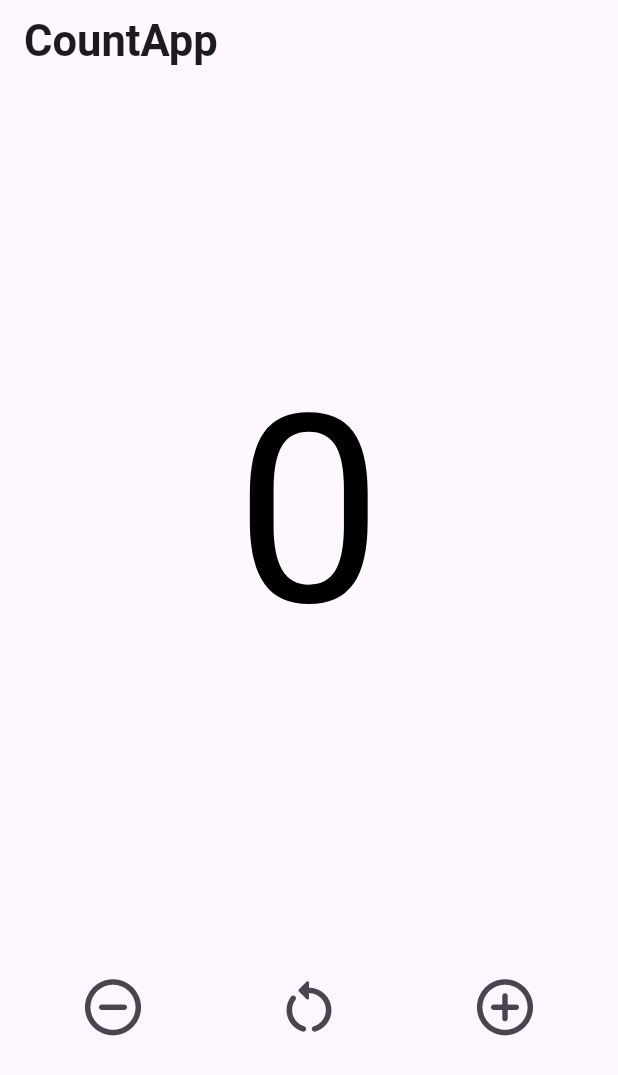
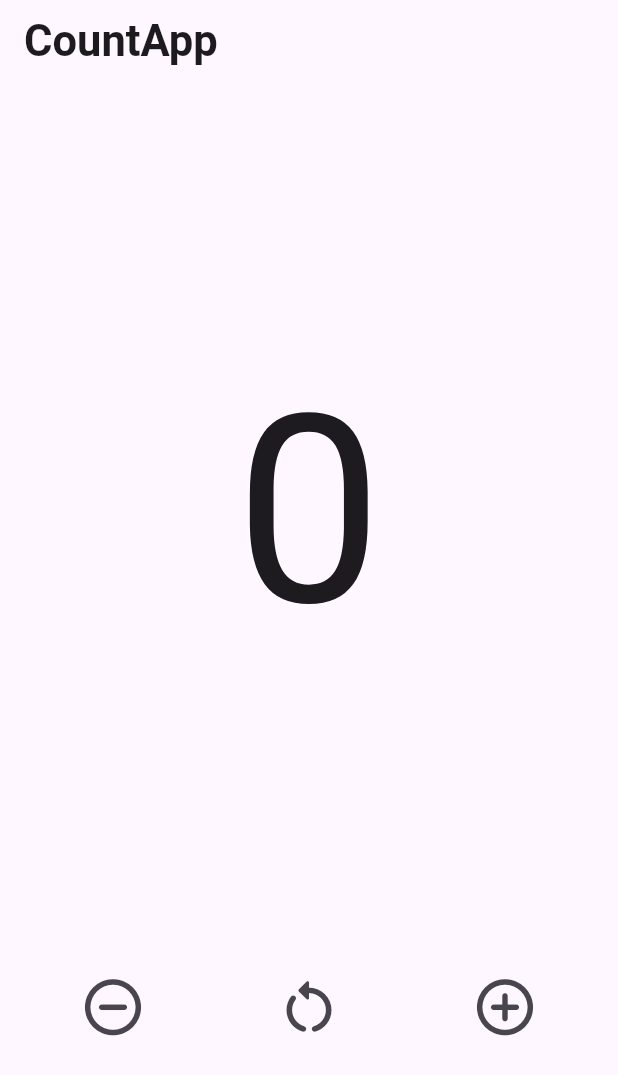
Before and after one commit to YashLakhwani99/Count-App, a Flutter app: the screen it shows after launch, on a phone screen of 412 x 824 dp. Shown: the top 1075 px of the screen. Run offline on Flutter 3.47's test engine with Material 3 defaults, Android fonts, the phone set to English and light mode, and no system bars.

Commit message:
final commit

```diff
--- a/lib/Pages/home_page.dart
+++ b/lib/Pages/home_page.dart
@@ -1,6 +1,5 @@
 import 'package:counter_app_using_provider/Models/CounterNotifier.dart';
 import 'package:flutter/material.dart';
-import 'package:flutter/widgets.dart';
 import 'package:provider/provider.dart';
 
 class HomePage extends StatefulWidget {
@@ -33,13 +32,13 @@ class _HomePageState extends State<HomePage> {
                 alignment: Alignment.bottomCenter,
                 child: Column(
                   children: [
-                    SizedBox(
+                    const SizedBox(
                       height: 150,
                     ),
                     Text(
                       value.ans.toString(),
                       textAlign: TextAlign.center,
-                      style: TextStyle(color: Colors.black, fontSize: 175),
+                      style: const TextStyle(fontSize: 175),
                     ),
                     const SizedBox(
                       height: 175,
--- a/lib/main.dart
+++ b/lib/main.dart
@@ -11,9 +11,11 @@ class MyApp extends StatelessWidget {
   // This widget is the root of your application.
   @override
   Widget build(BuildContext context) {
-    return const MaterialApp(
-      home: HomePage(),
+    return MaterialApp(
+      home: const HomePage(),
       debugShowCheckedModeBanner: false,
+      theme: ThemeData.light(),
+      darkTheme: ThemeData.dark(),
     );
   }
 }
```
Also changed, not shown: 1 other file.
